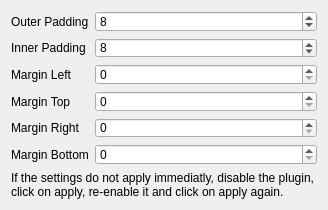
The window that contents/ui/config.ui (acristoffers/kwin-rectangle) describes before a commit, drawn with Qt 5.
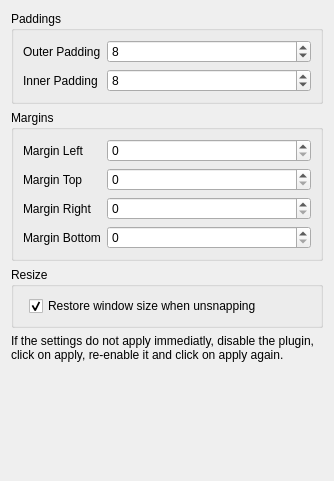
The same window after the commit.

Commit message:
feat: make restore size on unsnap an option
Fixes #25

Diff of the .ui file:
```diff
--- a/contents/ui/config.ui
+++ b/contents/ui/config.ui
@@ -6,23 +6,26 @@
    <rect>
     <x>0</x>
     <y>0</y>
-    <width>328</width>
-    <height>144</height>
+    <width>334</width>
+    <height>481</height>
    </rect>
   </property>
+  <property name="sizePolicy">
+   <sizepolicy hsizetype="MinimumExpanding" vsizetype="MinimumExpanding">
+    <horstretch>0</horstretch>
+    <verstretch>0</verstretch>
+   </sizepolicy>
+  </property>
   <property name="windowTitle">
    <string>Rectangle</string>
   </property>
-  <layout class="QGridLayout" name="gridLayout">
-   <item row="2" column="0" colspan="2">
-    <layout class="QFormLayout" name="formLayout_2">
-     <item row="0" column="1">
-      <widget class="QSpinBox" name="kcfg_OuterPadding">
-       <property name="value">
-        <number>8</number>
-       </property>
-      </widget>
-     </item>
+  <layout class="QVBoxLayout" name="verticalLayout">
+   <item>
+    <widget class="QGroupBox" name="groupBox">
+     <property name="title">
+      <string>Paddings</string>
+     </property>
+     <layout class="QFormLayout" name="formLayout">
      <item row="0" column="0">
       <widget class="QLabel" name="label_2">
        <property name="text">
@@ -30,8 +33,8 @@
        </property>
       </widget>
      </item>
-     <item row="1" column="1">
-      <widget class="QSpinBox" name="kcfg_InnerPadding">
+      <item row="0" column="1">
+       <widget class="QSpinBox" name="kcfg_OuterPadding">
        <property name="value">
         <number>8</number>
        </property>
@@ -44,56 +47,72 @@
        </property>
       </widget>
      </item>
-     <item row="2" column="0">
+      <item row="1" column="1">
+       <widget class="QSpinBox" name="kcfg_InnerPadding">
+        <property name="value">
+         <number>8</number>
+        </property>
+       </widget>
+      </item>
+     </layout>
+    </widget>
+   </item>
+   <item>
+    <widget class="QGroupBox" name="groupBox_2">
+     <property name="title">
+      <string>Margins</string>
+     </property>
+     <layout class="QFormLayout" name="formLayout_3">
+      <item row="0" column="0">
       <widget class="QLabel" name="label">
        <property name="text">
         <string>Margin Left</string>
        </property>
       </widget>
      </item>
-     <item row="2" column="1">
+      <item row="0" column="1">
       <widget class="QSpinBox" name="kcfg_MarginLeft">
        <property name="value">
         <number>0</number>
        </property>
       </widget>
      </item>
-     <item row="3" column="0">
+      <item row="1" column="0">
       <widget class="QLabel" name="label">
        <property name="text">
         <string>Margin Top</string>
        </property>
       </widget>
      </item>
-     <item row="3" column="1">
+      <item row="1" column="1">
       <widget class="QSpinBox" name="kcfg_MarginTop">
        <property name="value">
         <number>0</number>
        </property>
       </widget>
      </item>
-     <item row="4" column="0">
+      <item row="2" column="0">
       <widget class="QLabel" name="label">
        <property name="text">
         <string>Margin Right</string>
        </property>
       </widget>
      </item>
-     <item row="4" column="1">
+      <item row="2" column="1">
       <widget class="QSpinBox" name="kcfg_MarginRight">
        <property name="value">
         <number>0</number>
        </property>
       </widget>
      </item>
-     <item row="5" column="0">
+      <item row="3" column="0">
       <widget class="QLabel" name="label">
        <property name="text">
         <string>Margin Bottom</string>
        </property>
       </widget>
      </item>
-     <item row="5" column="1">
+      <item row="3" column="1">
       <widget class="QSpinBox" name="kcfg_MarginBottom">
        <property name="value">
         <number>0</number>
@@ -101,8 +120,34 @@
       </widget>
      </item>
     </layout>
+    </widget>
    </item>
-   <item row="3" column="0" colspan="2">
+   <item>
+    <widget class="QGroupBox" name="groupBox_3">
+     <property name="sizePolicy">
+      <sizepolicy hsizetype="Minimum" vsizetype="Minimum">
+       <horstretch>0</horstretch>
+       <verstretch>0</verstretch>
+      </sizepolicy>
+     </property>
+     <property name="title">
+      <string>Resize</string>
+     </property>
+     <layout class="QFormLayout" name="formLayout_2">
+      <item row="0" column="1">
+       <widget class="QCheckBox" name="kcfg_ResizeOnUnsnap">
+        <property name="text">
+         <string>Restore window size when unsnapping</string>
+        </property>
+        <property name="checked">
+         <bool>true</bool>
+        </property>
+       </widget>
+      </item>
+     </layout>
+    </widget>
+   </item>
+   <item>
     <widget class="QLabel" name="label_3">
      <property name="text">
       <string>If the settings do not apply immediatly, disable the plugin, click on apply, re-enable it and click on apply again.</string>
@@ -112,6 +157,19 @@
      </property>
     </widget>
    </item>
+   <item>
+    <spacer name="verticalSpacer">
+     <property name="orientation">
+      <enum>Qt::Vertical</enum>
+     </property>
+     <property name="sizeHint" stdset="0">
+      <size>
+       <width>20</width>
+       <height>40</height>
+      </size>
+     </property>
+    </spacer>
+   </item>
   </layout>
  </widget>
  <resources/>
```
Lines whose indentation alone changed are shown as unchanged. The commit also changes 2 other files.
